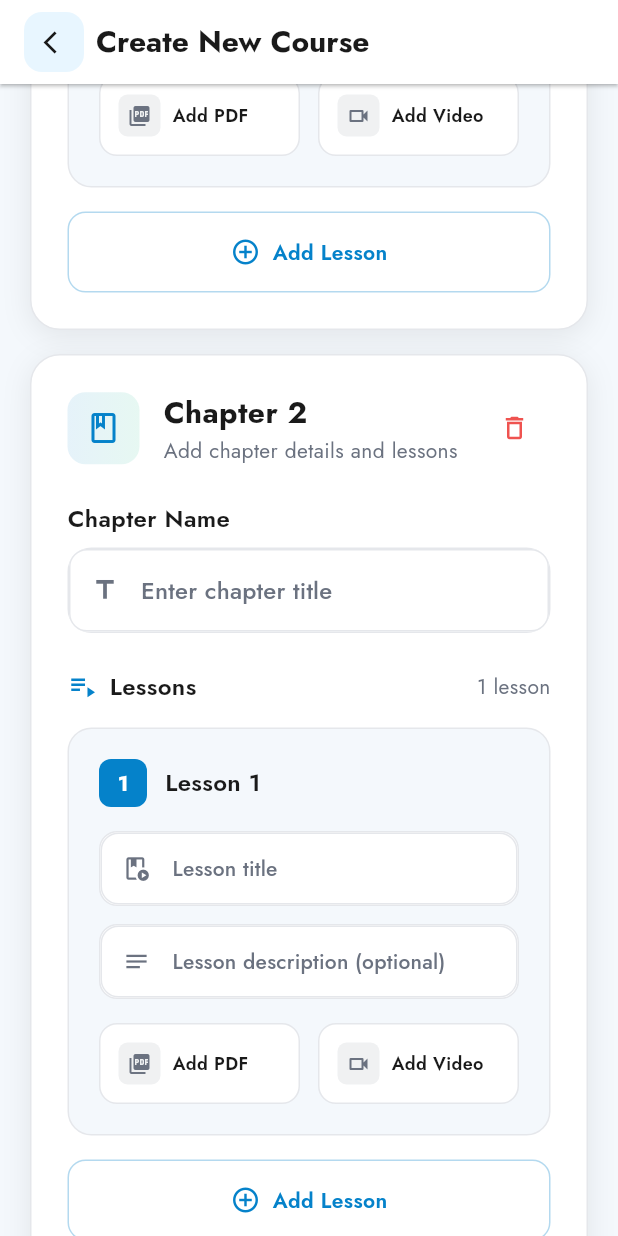
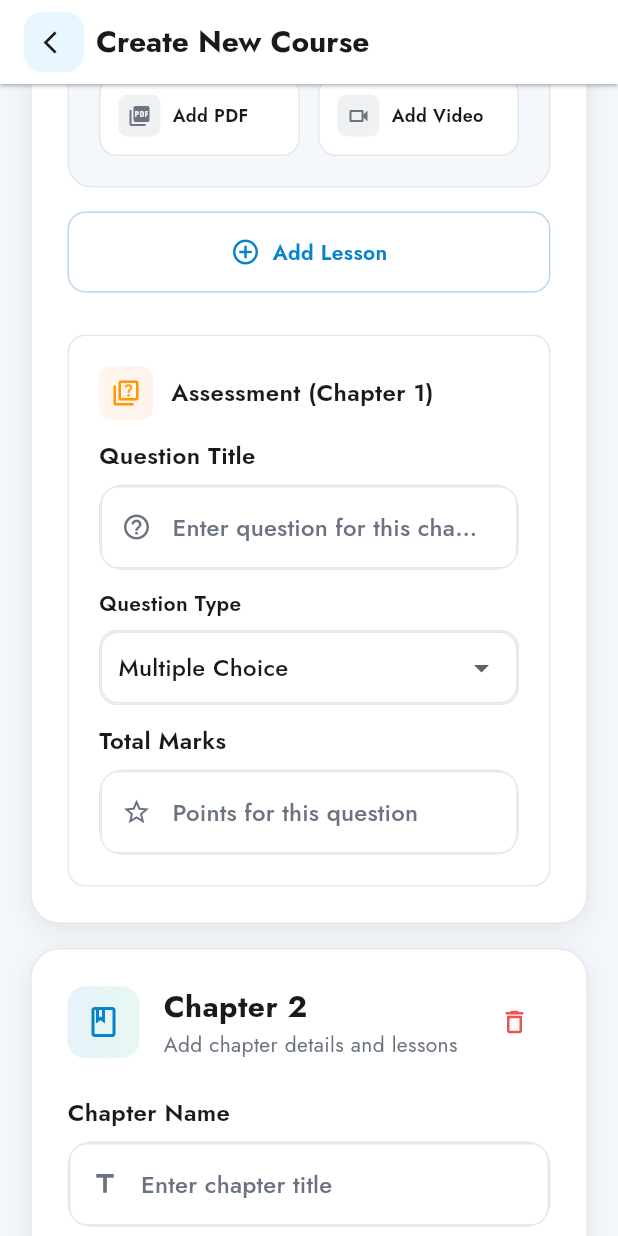
Before and after one commit to Sii-fu/knowble, a Flutter app: the CreateCourseScreen screen opened directly, scrolled down 1152 dp, after a tap on "Add New Chapter", on a phone screen of 412 x 824 dp. Run offline on Flutter 3.47's test engine with Material 3 defaults, Android fonts, the phone set to English and light mode, and no system bars; our stand-ins replace device_info_plus, file_picker, fl_chart, flutter_local_notifications, fluttertoast, image_picker and 6 more; missing offline and left inert: flutter_pdfview, mailer, markdown_widget, syncfusion_flutter_pdf, syncfusion_flutter_pdfviewer; accounts and stored records are empty.

Commit message:
questions per chapter

```diff
--- a/lib/features/instructor/create_course_screen.dart
+++ b/lib/features/instructor/create_course_screen.dart
@@ -42,10 +42,7 @@ class _CreateCourseScreenState extends State<CreateCourseScreen> {
   // Dynamic chapters and lessons structure
   final List<ChapterData> _chapters = [];
 
-  // Question section controllers
-  final TextEditingController _questionTitleController = TextEditingController();
-  final TextEditingController _questionMarksController = TextEditingController();
-  String _selectedQuestionType = 'Mcq';
+  // (Per-chapter) question section controllers moved into ChapterData
 
   // Course service and other services
   final CourseService _courseService = CourseService();
@@ -138,8 +135,7 @@ class _CreateCourseScreenState extends State<CreateCourseScreen> {
     _priceController.dispose();
     _durationDaysController.dispose();
     _tagController.dispose();
-    _questionTitleController.dispose();
-    _questionMarksController.dispose();
+  // per-chapter controllers disposed by ChapterData.dispose()
 
     // Dispose all chapters and lessons
     for (var chapter in _chapters) {
@@ -154,7 +150,9 @@ class _CreateCourseScreenState extends State<CreateCourseScreen> {
     setState(() {
       _chapters.add(ChapterData(
         nameController: TextEditingController(),
-        lessons: [_createNewLesson()],
+  lessons: [_createNewLesson()],
+  questionTitleController: TextEditingController(),
+  questionMarksController: TextEditingController(),
       ));
     });
   }
@@ -906,6 +904,102 @@ class _CreateCourseScreenState extends State<CreateCourseScreen> {
                             ),
                           ),
                         ),
+
+                        const SizedBox(height: 16),
+
+                        // Per-chapter Assessment Section
+                        Container(
+                          padding: const EdgeInsets.all(20),
+                          margin: const EdgeInsets.only(top: 12),
+                          decoration: BoxDecoration(
+                            color: AppThemeInstructor.surfaceWhite,
+                            borderRadius: BorderRadius.circular(12),
+                            border: Border.all(color: AppThemeInstructor.borderSubtle),
+                          ),
+                          child: Column(
+                            crossAxisAlignment: CrossAxisAlignment.start,
+                            children: [
+                              Row(
+                                children: [
+                                  Container(
+                                    padding: const EdgeInsets.all(8),
+                                    decoration: BoxDecoration(
+                                      gradient: LinearGradient(
+                                        colors: [Colors.orange.withOpacity(0.08), Colors.deepOrange.withOpacity(0.08)],
+                                      ),
+                                      borderRadius: BorderRadius.circular(8),
+                                    ),
+                                    child: Icon(
+                                      Icons.quiz_outlined,
+                                      color: Colors.orange,
+                                      size: 20,
+                                    ),
+                                  ),
+                                  const SizedBox(width: 12),
+                                  Text(
+                                    'Assessment (Chapter ${chapterIndex + 1})',
+                                    style: TextStyle(
+                                      fontSize: 16,
+                                      fontWeight: FontWeight.w600,
+                                      color: AppThemeInstructor.textPrimary,
+                                    ),
+                                  ),
+                                ],
+                              ),
+                              const SizedBox(height: 12),
+                              _buildModernTextField(
+                                controller: _chapters[chapterIndex].questionTitleController,
+                                label: 'Question Title',
+                                hint: 'Enter question for this chapter',
+                                icon: Icons.help_outline,
+                              ),
+                              const SizedBox(height: 12),
+                              Column(
+                                crossAxisAlignment: CrossAxisAlignment.start,
+                                children: [
+                                  Text(
+                                    'Question Type',
+                                    style: TextStyle(
+                                      fontSize: 14,
+                                      fontWeight: FontWeight.w600,
+                                      color: AppThemeInstructor.textPrimary,
+                                    ),
+                                  ),
+                                  const SizedBox(height: 8),
+                                  Container(
+                                    decoration: BoxDecoration(
+                                      color: AppThemeInstructor.backgroundLight,
+                                      borderRadius: BorderRadius.circular(12),
+                                      border: Border.all(color: AppThemeInstructor.borderSubtle),
+                                    ),
+                                    child: DropdownButtonFormField<String>(
+                                      value: _chapters[chapterIndex].selectedQuestionType,
+                                      decoration: const InputDecoration(border: InputBorder.none, contentPadding: EdgeInsets.symmetric(horizontal: 12, vertical: 8)),
+                                      items: const [
+                                        DropdownMenuItem(value: 'Mcq', child: Text('Multiple Choice')),
+                                        DropdownMenuItem(value: 'Code', child: Text('Code Challenge')),
+                                        DropdownMenuItem(value: 'Text', child: Text('Written Answer')),
+                                      ],
+                                      onChanged: (value) {
+                                        setState(() {
+                                          _chapters[chapterIndex].selectedQuestionType = value ?? 'Mcq';
+                                        });
+                                      },
+                                    ),
+                                  ),
+                                ],
+                              ),
+                              const SizedBox(height: 12),
+                              _buildModernTextField(
+                                controller: _chapters[chapterIndex].questionMarksController,
+                                label: 'Total Marks',
+                                hint: 'Points for this question',
+                                icon: Icons.star_outline,
+                                keyboardType: TextInputType.number,
+                              ),
+                            ],
+                          ),
+                        ),
                       ],
                     ),
                   ),
@@ -967,141 +1061,6 @@ class _CreateCourseScreenState extends State<CreateCourseScreen> {
                   ),
                 ),
                 const SizedBox(height: 24),
-
-                // Questions Section
-                Container(
-                  padding: const EdgeInsets.all(24),
-                  decoration: BoxDecoration(
-                    color: AppThemeInstructor.surfaceWhite,
-                    borderRadius: BorderRadius.circular(20),
-                    border: Border.all(color: AppThemeInstructor.borderSubtle),
-                    boxShadow: [
-                      BoxShadow(
-                        color: AppThemeInstructor.shadowLight.withOpacity(0.08),
-                        blurRadius: 16,
-                        offset: const Offset(0, 4),
-                      ),
-                    ],
-                  ),
-                  child: Column(
-                    crossAxisAlignment: CrossAxisAlignment.start,
-                    children: [
-                      Row(
-                        children: [
-                          Container(
-                            padding: const EdgeInsets.all(12),
-                            decoration: BoxDecoration(
-                              gradient: LinearGradient(
-                                colors: [Colors.orange.withOpacity(0.1), Colors.deepOrange.withOpacity(0.1)],
-                              ),
-                              borderRadius: BorderRadius.circular(12),
-                            ),
-                            child: Icon(
-                              Icons.quiz_outlined,
-                              color: Colors.orange,
-                              size: 24,
-                            ),
-                          ),
-                          const SizedBox(width: 16),
-                          Column(
-                            crossAxisAlignment: CrossAxisAlignment.start,
-                            children: [
-                              Text(
-                                'Assessment',
-                                style: TextStyle(
-                                  fontSize: 20,
-                                  fontWeight: FontWeight.bold,
-                                  color: AppThemeInstructor.textPrimary,
-                                ),
-                              ),
-                              Text(
-                                'Add questions for the course assessment',
-                                style: TextStyle(
-                                  fontSize: 14,
-                                  color: AppThemeInstructor.textSecondary,
-                                ),
-                              ),
-                            ],
-                          ),
-                        ],
-                      ),
-                      const SizedBox(height: 24),
-
-                      _buildModernTextField(
-                        controller: _questionTitleController,
-                        label: 'Question Title',
-                        hint: 'Enter your question',
-                        icon: Icons.help_outline,
-                      ),
-                      const SizedBox(height: 20),
-
-                      // Question Type Dropdown
-                      Column(
-                        crossAxisAlignment: CrossAxisAlignment.start,
-                        children: [
-                          Text(
-                            'Question Type',
-                            style: TextStyle(
-                              fontSize: 16,
-                              fontWeight: FontWeight.w600,
-                              color: AppThemeInstructor.textPrimary,
-                            ),
-                          ),
-                          const SizedBox(height: 8),
-                          Container(
-                            decoration: BoxDecoration(
-                              color: AppThemeInstructor.backgroundLight,
-                              borderRadius: BorderRadius.circular(16),
-                              border: Border.all(color: AppThemeInstructor.borderSubtle),
-                            ),
-                            child: DropdownButtonFormField<String>(
-                              value: _selectedQuestionType,
-                              decoration: InputDecoration(
-                                border: InputBorder.none,
-                                contentPadding: const EdgeInsets.symmetric(horizontal: 20, vertical: 16),
-                                prefixIcon: Icon(
-                                  Icons.category_outlined,
-                                  color: AppThemeInstructor.textSecondary,
-                                  size: 20,
-                                ),
-                              ),
-                              items: const [
-                                DropdownMenuItem(value: 'Mcq', child: Text('Multiple Choice')),
-                                DropdownMenuItem(value: 'Code', child: Text('Code Challenge')),
-                                DropdownMenuItem(value: 'Text', child: Text('Written Answer')),
-                              ],
-                              onChanged: (value) {
-                                setState(() {
-                                  _selectedQuestionType = value!;
-                                });
-                              },
-                              style: TextStyle(
-                                color: AppThemeInstructor.textPrimary,
-                                fontSize: 16,
-                              ),
-                              dropdownColor: AppThemeInstructor.surfaceWhite,
-                              icon: Icon(
-                                Icons.expand_more,
-                                color: AppThemeInstructor.textSecondary,
-                              ),
-                            ),
-                          ),
-                        ],
-                      ),
-                      const SizedBox(height: 20),
-
-                      _buildModernTextField(
-                        controller: _questionMarksController,
-                        label: 'Total Marks',
-                        hint: 'Points for this question',
-                        icon: Icons.star_outline,
-                        keyboardType: TextInputType.number,
-                      ),
-                    ],
-                  ),
-                ),
-
-                const SizedBox(height: 32),
 
                 // Publish Course Button
                 Container(
@@ -1347,17 +1306,28 @@ class _CreateCourseScreenState extends State<CreateCourseScreen> {
 class ChapterData {
   final TextEditingController nameController;
   final List<LessonData> lessons;
+  // per-chapter assessment controllers
+  final TextEditingController questionTitleController;
+  final TextEditingController questionMarksController;
+  String selectedQuestionType;
 
   ChapterData({
     required this.nameController,
     required this.lessons,
-  });
+    required this.questionTitleController,
+    required this.questionMarksController,
+    this.selectedQuestionType = 'Mcq',
+  }){
+
+  }
 
   void dispose() {
     nameController.dispose();
     for (var lesson in lessons) {
       lesson.dispose();
     }
+  questionTitleController.dispose();
+  questionMarksController.dispose();
   }
 }
 
```
